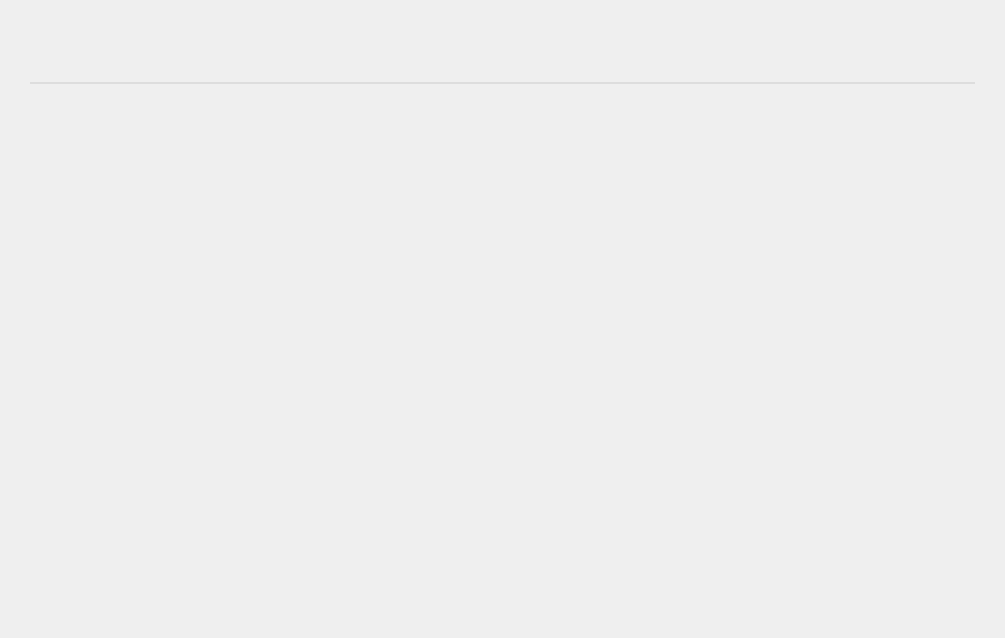
Scille/parsec-cloud, file parsec/core/gui/forms/central_widget.ui: the form before one commit.
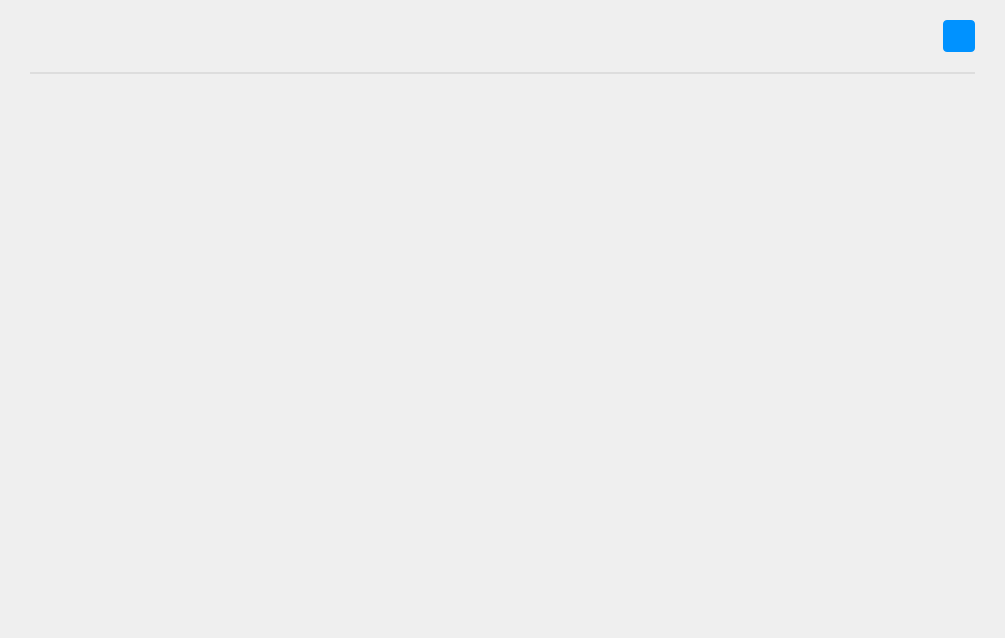
The form after the commit. Icons and pictures are not drawn. Custom widgets are drawn as their Qt base class.

Commit message: [GUI] Added new notification center with popups

The edit to the form file:
```diff
--- a/parsec/core/gui/forms/central_widget.ui
+++ b/parsec/core/gui/forms/central_widget.ui
@@ -18,8 +18,26 @@
 	color: #DDDDDD;
 }
 
-#label_title, #label_title2 {
+#label_title, #label_title3 {
+	color: #333333;
+}
+
+#label_title2 {
 	color: #999999;
+}
+
+#button_notifications {
+	border: 0;
+	background-color: #0092FF;
+	border-radius: 4px;
+}
+
+#button_notifications:checked {
+	background-color: #00B4FF;
+}
+
+#widget_notif {
+	background-color: #FFFFFF;
 }</string>
   </property>
   <layout class="QHBoxLayout" name="horizontalLayout">
@@ -87,31 +105,37 @@
           <enum>QLayout::SetMaximumSize</enum>
          </property>
          <property name="leftMargin">
-          <number>30</number>
+          <number>0</number>
          </property>
          <property name="topMargin">
-          <number>30</number>
+          <number>0</number>
          </property>
          <property name="rightMargin">
-          <number>30</number>
+          <number>0</number>
          </property>
          <property name="bottomMargin">
-          <number>30</number>
+          <number>0</number>
          </property>
          <item>
           <widget class="QWidget" name="widget_title" native="true">
+           <property name="sizePolicy">
+            <sizepolicy hsizetype="Expanding" vsizetype="Preferred">
+             <horstretch>0</horstretch>
+             <verstretch>0</verstretch>
+            </sizepolicy>
+           </property>
            <layout class="QVBoxLayout" name="verticalLayout_4">
             <property name="spacing">
              <number>20</number>
             </property>
             <property name="leftMargin">
-             <number>0</number>
+             <number>30</number>
             </property>
             <property name="topMargin">
-             <number>0</number>
+             <number>20</number>
             </property>
             <property name="rightMargin">
-             <number>0</number>
+             <number>30</number>
             </property>
             <property name="bottomMargin">
              <number>0</number>
@@ -382,6 +406,51 @@
                 </property>
                </widget>
               </item>
+              <item>
+               <widget class="Button" name="button_notifications">
+                <property name="minimumSize">
+                 <size>
+                  <width>32</width>
+                  <height>32</height>
+                 </size>
+                </property>
+                <property name="maximumSize">
+                 <size>
+                  <width>32</width>
+                  <height>32</height>
+                 </size>
+                </property>
+                <property name="text">
+                 <string/>
+                </property>
+                <property name="icon">
+                 <iconset resource="../rc/resources.qrc">
+                  <normaloff>:/icons/images/material/notifications.svg</normaloff>:/icons/images/material/notifications.svg</iconset>
+                </property>
+                <property name="iconSize">
+                 <size>
+                  <width>24</width>
+                  <height>24</height>
+                 </size>
+                </property>
+                <property name="checkable">
+                 <bool>true</bool>
+                </property>
+                <property name="checked">
+                 <bool>false</bool>
+                </property>
+                <property name="flat">
+                 <bool>true</bool>
+                </property>
+                <property name="color" stdset="0">
+                 <color>
+                  <red>255</red>
+                  <green>255</green>
+                  <blue>255</blue>
+                 </color>
+                </property>
+               </widget>
+              </item>
              </layout>
             </item>
             <item>
@@ -413,13 +482,13 @@
              <number>0</number>
             </property>
             <property name="leftMargin">
-             <number>0</number>
+             <number>30</number>
             </property>
             <property name="topMargin">
              <number>0</number>
             </property>
             <property name="rightMargin">
-             <number>0</number>
+             <number>30</number>
             </property>
             <property name="bottomMargin">
              <number>0</number>
@@ -478,6 +547,11 @@
   </layout>
  </widget>
  <customwidgets>
+  <customwidget>
+   <class>Button</class>
+   <extends>QPushButton</extends>
+   <header>parsec.core.gui.custom_widgets</header>
+  </customwidget>
   <customwidget>
    <class>IconLabel</class>
    <extends>QLabel</extends>
@@ -488,6 +562,12 @@
    <extends>QLabel</extends>
    <header>parsec.core.gui.custom_widgets</header>
   </customwidget>
+  <customwidget>
+   <class>NotificationCenterWidget</class>
+   <extends>QWidget</extends>
+   <header>parsec.core.gui.notification_center_widget</header>
+   <container>1</container>
+  </customwidget>
  </customwidgets>
  <resources>
   <include location="../rc/resources.qrc"/>
```
Left out of the diff: 59 changed lines with no effect on the pictures. The commit also changes 31 other files.
